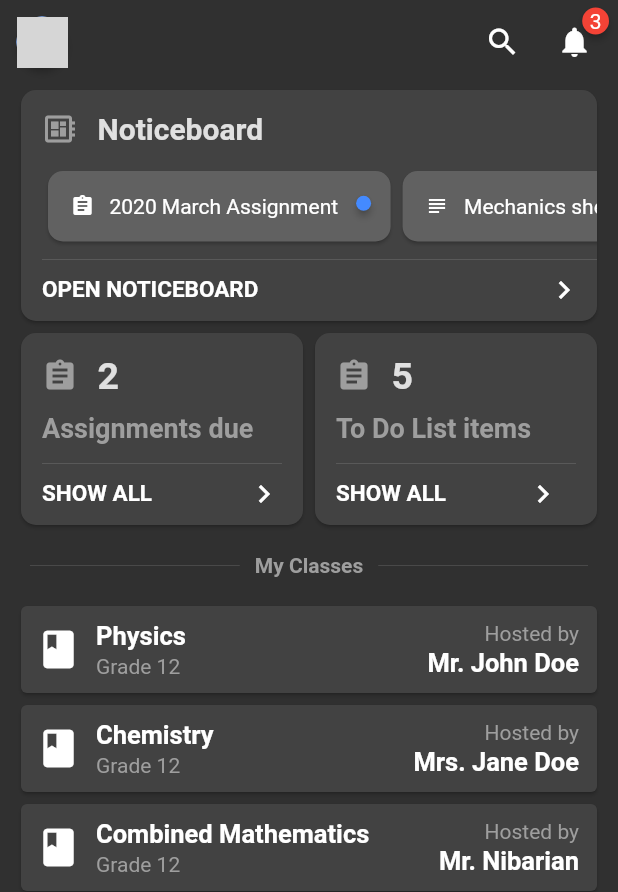
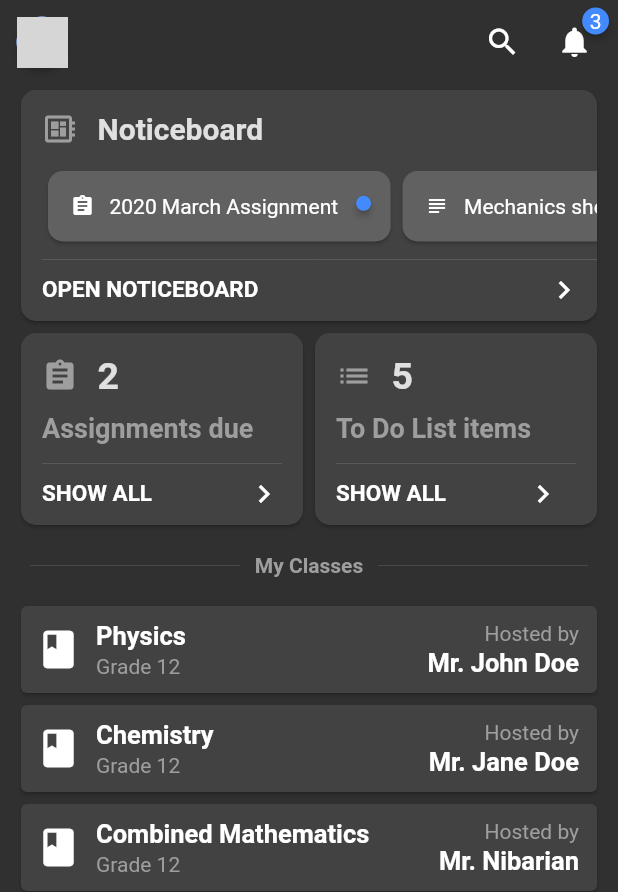
Before and after one commit to chamuth/vLearn, a Flutter app: the StartScreen screen opened by its route, on a phone screen of 412 x 824 dp. Shown: the top 892 px of the screen. Run offline on Flutter 3.47's test engine with Material 2 defaults, Android fonts, the phone set to English and light mode, and no system bars; drawn by our look-alikes of badges, pull_to_refresh, touchable_opacity; our stand-ins replace email_validator, firebase_auth, flutter_breadcrumb, font_awesome_flutter, hexcolor, shared_preferences; missing offline and left inert: flutter_statusbarcolor; accounts and stored records are empty; network calls fail; Roboto replaces fonts that are missing (GoogleSans); grey boxes are pictures that could not be loaded.

```diff
--- a/lib/Components/AssignmentsCard.dart
+++ b/lib/Components/AssignmentsCard.dart
@@ -20,8 +20,8 @@ class _AssignmentsCardState extends State<AssignmentsCard> {
         child: Container(padding: EdgeInsets.fromLTRB(14, 14, 14, 9), child:
           Column(crossAxisAlignment: CrossAxisAlignment.start, children: <Widget>[
             Row(children: <Widget>[
-              Padding(padding: EdgeInsets.fromLTRB(0, 0, 13, 0), child: Icon(Icons.assignment, color: Colors.grey)),
-              Expanded(flex: 1, child: Text("2", style: TextStyle(fontSize: 25, fontWeight: FontWeight.bold, color: (Themes.darkMode) ? Colors.grey[300] : Colors.grey[500]))),
+              Padding(padding: EdgeInsets.fromLTRB(0, 0, 13, 0), child: Icon(Icons.assignment, color: (Themes.darkMode) ? Colors.grey : Theme.of(context).primaryColor)),
+              Expanded(flex: 1, child: Text("2", style: TextStyle(fontSize: 25, fontWeight: FontWeight.bold, color: (Themes.darkMode) ? Colors.grey[300] : Theme.of(context).primaryColor))),
             ]),
 
             Padding(child: Text("Assignments due", textAlign: TextAlign.left, style: TextStyle(fontSize:18, color: Colors.grey[500], fontWeight: FontWeight.bold)), padding: EdgeInsets.fromLTRB(0, 10, 0, 0)),
--- a/lib/Components/ClassItem.dart
+++ b/lib/Components/ClassItem.dart
@@ -1,3 +1,4 @@
+import 'package:elearnapp/Themes/themes.dart';
 import 'package:flutter/material.dart';
 
 class ClassItem extends StatefulWidget {
@@ -16,11 +17,12 @@ class _ClassItemState extends State<ClassItem> {
   Widget build(BuildContext context) {
     return Card(
       child: Padding(child: Row(children: <Widget>[
-        Icon(Icons.class_, size: 30),
+
+        Icon(Icons.class_, size: 30, color: (Themes.darkMode) ? Colors.white : Theme.of(context).primaryColor),
 
         Expanded(child: Padding(padding: EdgeInsets.fromLTRB(10, 0, 0, 0), child:
           Column(crossAxisAlignment: CrossAxisAlignment.start, children: <Widget>[
-            Text(widget.subject, style: TextStyle(fontSize: 17, fontWeight: FontWeight.bold)),
+            Text(widget.subject, style: TextStyle(color: (Themes.darkMode) ? Colors.white : Theme.of(context).primaryColor, fontSize: 17, fontWeight: FontWeight.bold)),
             Padding(child: Text(widget.grade, style: TextStyle(color: Colors.grey)), padding: EdgeInsets.fromLTRB(0, 2, 0, 0))
           ],))
         ),
--- a/lib/Components/FileItem.dart
+++ b/lib/Components/FileItem.dart
@@ -1,3 +1,4 @@
+import 'package:elearnapp/Themes/themes.dart';
 import 'package:flutter/material.dart';
 
 enum FileItemType
@@ -20,14 +21,15 @@ class _FileItemState extends State<FileItem> {
     return Card(
       child: Column(children: <Widget>[
         Expanded(flex:1, child:
-          Padding(child: Icon(Icons.class_, size:70), padding: EdgeInsets.fromLTRB(0, 25, 0, 0))
+          Padding(child: Icon(Icons.class_, size:70, color:(Themes.darkMode) ? Colors.white : Theme.of(context).primaryColor), padding: EdgeInsets.fromLTRB(0, 25, 0, 0))
         ,),
         Padding(padding: EdgeInsets.all(12), child:
           Row(children: <Widget>[
             Column(crossAxisAlignment: CrossAxisAlignment.start,children: <Widget>[
-              Padding(child: Text("Physics", style: TextStyle(fontWeight: FontWeight.bold)), padding: EdgeInsets.fromLTRB(0, 0, 0, 3)),
+              Padding(child: Text("Physics", style: TextStyle(fontSize: 17, fontWeight: FontWeight.bold, color: (Themes.darkMode) ? Colors.white : Theme.of(context).primaryColor)), padding: EdgeInsets.fromLTRB(0, 0, 0, 3)),
               Text("Grade 12", style: TextStyle(color: Colors.grey)),
             ],)
+
           ],)
         )
       ],)
--- a/lib/Components/NoticeboardCard.dart
+++ b/lib/Components/NoticeboardCard.dart
@@ -23,8 +23,8 @@ class _NoticeboardCardState extends State<NoticeboardCard> {
         child: Container(padding: EdgeInsets.fromLTRB(14, 14, 0, 9), child:
           Column(children: <Widget>[
             Row(children: <Widget>[
-              Padding(padding: EdgeInsets.fromLTRB(0, 0, 13, 0), child: Icon(Icons.developer_board, color: Colors.grey)),
-              Expanded(flex: 1, child: Text("Noticeboard", style: TextStyle(fontSize: 20, fontWeight: FontWeight.bold, color: (Themes.darkMode) ? Colors.grey[300] : Colors.grey[500]))),
+              Padding(padding: EdgeInsets.fromLTRB(0, 0, 13, 0), child: Icon(Icons.developer_board, color: (Themes.darkMode) ? Colors.grey : Theme.of(context).primaryColor)),
+              Expanded(flex: 1, child: Text("Noticeboard", style: TextStyle(fontSize: 20, color: (Themes.darkMode) ? Colors.grey[300] : Theme.of(context).primaryColor, fontWeight: FontWeight.bold))),
             ]),
 
             Padding(padding: EdgeInsets.fromLTRB(0, 12, 0, 0), child:
--- a/lib/Components/ToDoListCard.dart
+++ b/lib/Components/ToDoListCard.dart
@@ -20,8 +20,8 @@ class _ToDoListCardState extends State<ToDoListCard> {
         child: Container(padding: EdgeInsets.fromLTRB(14, 14, 14, 9), child:
           Column(crossAxisAlignment: CrossAxisAlignment.start, children: <Widget>[
             Row(children: <Widget>[
-              Padding(padding: EdgeInsets.fromLTRB(0, 0, 13, 0), child: Icon(Icons.assignment, color: Colors.grey)),
-              Expanded(flex: 1, child: Text("5", style: TextStyle(fontSize: 25, fontWeight: FontWeight.bold, color: (Themes.darkMode) ? Colors.grey[300] : Colors.grey[500]))),
+              Padding(padding: EdgeInsets.fromLTRB(0, 0, 13, 0), child: Icon(Icons.list, color: (Themes.darkMode) ? Colors.grey : Theme.of(context).primaryColor)),
+              Expanded(flex: 1, child: Text("5", style: TextStyle(fontSize: 25, fontWeight: FontWeight.bold, color: (Themes.darkMode) ? Colors.grey[300] : Theme.of(context).primaryColor))),
             ]),
 
             Padding(child: Text("To Do List items", textAlign: TextAlign.left, style: TextStyle(fontSize:18, color: Colors.grey[500], fontWeight: FontWeight.bold)), padding: EdgeInsets.fromLTRB(0, 10, 0, 0)),
--- a/lib/Screens/Tabs/dashboard.dart
+++ b/lib/Screens/Tabs/dashboard.dart
@@ -8,6 +8,7 @@ import 'package:pull_to_refresh/pull_to_refresh.dart';
 import 'package:elearnapp/Components/NoticeboardCard.dart';
 import 'package:elearnapp/Components/AssignmentsCard.dart';
 import 'package:elearnapp/Components/ToDoListCard.dart';
+import 'package:touchable_opacity/touchable_opacity.dart';
 
 class DashboardTab extends StatefulWidget {
   DashboardTab({Key key}) : super(key: key);
@@ -49,10 +50,10 @@ class DashboardTabState extends State<DashboardTab> {
         Seperator(title: "My Classes"),
 
         Column(children: <Widget>[
-          ClassItem(subject: "Physics", grade: "Grade 12", hostName: "Mr. John Doe"),
-          ClassItem(subject: "Chemistry", grade: "Grade 12", hostName: "Mrs. Jane Doe"),
-          ClassItem(subject: "Combined Mathematics", grade: "Grade 12", hostName: "Mr. Nibarian"),
-          ClassItem(subject: "General English", grade: "Grade 12", hostName: "Mr. English Bro"),
+          TouchableOpacity(child: ClassItem(subject: "Physics", grade: "Grade 12", hostName: "Mr. John Doe"), onTap: () { }),
+          TouchableOpacity(child: ClassItem(subject: "Chemistry", grade: "Grade 12", hostName: "Mr. Jane Doe"), onTap: () { }),
+          TouchableOpacity(child: ClassItem(subject: "Combined Mathematics", grade: "Grade 12", hostName: "Mr. Nibarian"), onTap: () { }),
+          TouchableOpacity(child: ClassItem(subject: "General English", grade: "Grade 12", hostName: "Mr. English Bro"), onTap: () { }),
 
           Padding(child:
             Row(mainAxisAlignment: MainAxisAlignment.center,children: <Widget>[
--- a/lib/Screens/Tabs/folder.dart
+++ b/lib/Screens/Tabs/folder.dart
@@ -41,7 +41,7 @@ class FolderTabState extends State<FolderTab> {
             Padding(child:
               BreadCrumb(
                 items: <BreadCrumbItem>[
-                  BreadCrumbItem(content: Text("My Classes", style: TextStyle(color: Colors.grey))),
+                  BreadCrumbItem(content: Text("My Classes", style: TextStyle(fontSize: 16, color: Colors.grey))),
                 ],
                 divider: Icon(Icons.chevron_right, color: Colors.grey[500], size: 14)
               ), padding: EdgeInsets.fromLTRB(15, 10, 0, 0)
--- a/lib/Screens/start.dart
+++ b/lib/Screens/start.dart
@@ -80,8 +80,9 @@ class _StartScreenState extends State<StartScreen> {
           Padding(
             padding: EdgeInsets.fromLTRB(0, 0, 5, 0),
             child: Badge(
-              badgeContent: Text("3"),
+              badgeContent: Text("3", style: TextStyle(color:  Colors.white)),
               position: BadgePosition.topRight(top: 1, right: 1),
+              badgeColor: Theme.of(context).primaryColor,
               child: IconButton(
                 color: (Themes.darkMode) ? Colors.white : Colors.grey[800],
                 icon: Icon(Icons.notifications),
```
Also changed, not shown: lib/Components/ConversationItem.dart (added, +34 -0 lines), lib/Screens/Tabs/chat.dart (+7 -3 lines).
